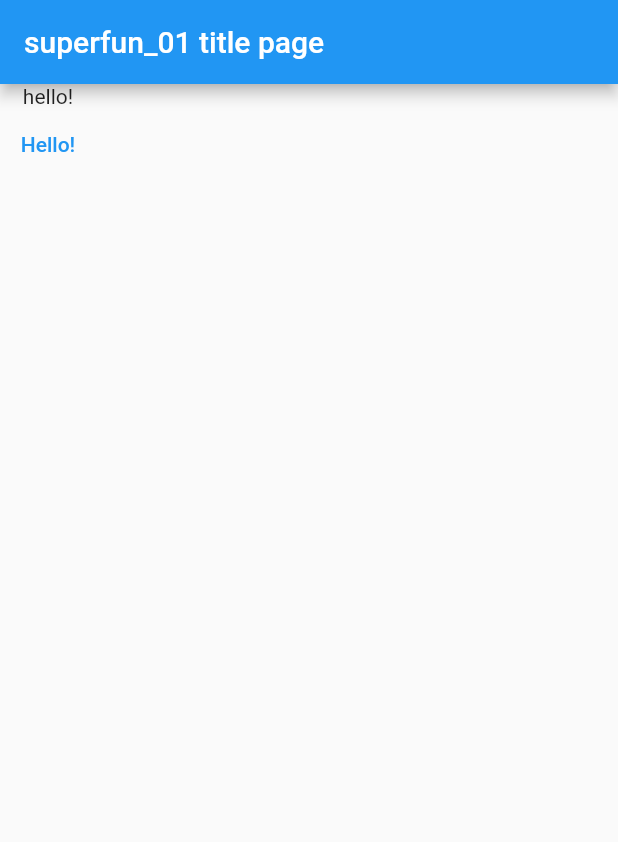
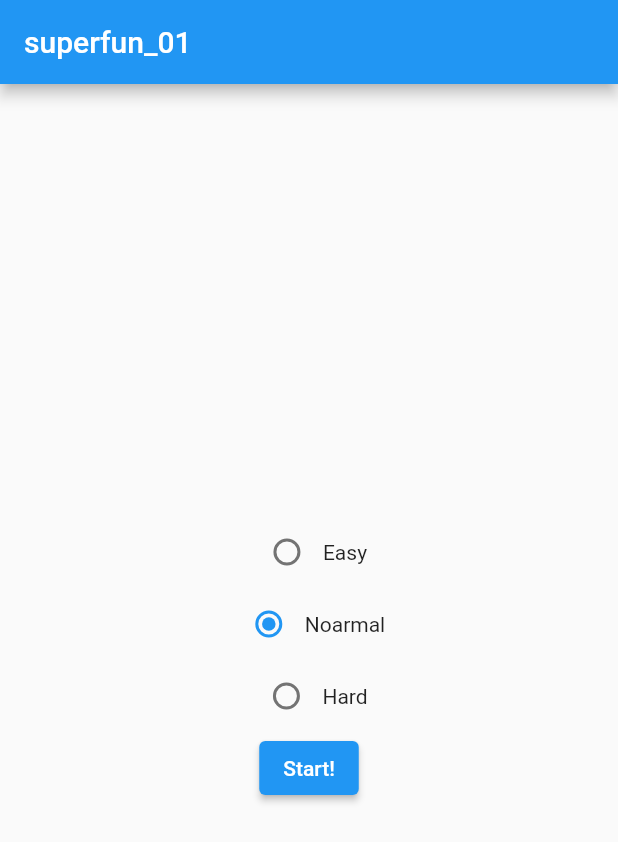
Before and after one commit to alexszeliga/cross-math, a Flutter app: the screen it shows after launch, on a phone screen of 412 x 824 dp. Shown: the top 842 px of the screen. Run offline on Flutter 3.47's test engine with Material 2 defaults, Android fonts, the phone set to English and light mode, and no system bars.

Commit message:
main menu, difficulty, timer, debrand

```diff
--- a/lib/main.dart
+++ b/lib/main.dart
@@ -16,10 +16,22 @@ class MyApp extends StatelessWidget {
       theme: ThemeData(
         primarySwatch: Colors.blue,
       ),
-      routes: {
-        "/": (context) => const TitlePageView(),
-        "/board": (context) => const BoardView(),
-        // '/end' :
+      // routes: {
+      //   "/": (context) => const TitlePageView(),
+      //   "/board": (context) => const BoardView(),
+      //   // '/end' :
+      // },
+      initialRoute: '/',
+      onGenerateRoute: (settings) {
+        Map<String, dynamic>? args = settings.arguments as Map<String, dynamic>?;
+        Map<String, Widget Function(BuildContext)> _routes = {
+          '/': (context) => const TitlePageView(),
+          "/board": (context) => BoardView(
+                blanks: args?["blanks"],
+                boardSize: args?["boardSize"],
+              ),
+        };
+        return MaterialPageRoute(builder: _routes[settings.name]!);
       },
     );
   }
--- a/lib/models/game.dart
+++ b/lib/models/game.dart
@@ -3,9 +3,11 @@ import 'dart:math';
 import 'package:cross_math/models/tile.dart';
 
 class Game {
+  final int boardSize;
+  final int blanksPerRow;
+  Game([this.boardSize = 5, this.blanksPerRow = 2]);
   static const int dimensions = 2;
-  final int boardSize = 5;
-  final int blanksPerRow = 3;
+
   late int tileCount = pow(boardSize, Game.dimensions).toInt();
   static int rng() => Random().nextInt(9) + 1;
   List<int> blankIndexes() {
--- a/lib/views/game/title_page/title_page.dart
+++ b/lib/views/game/title_page/title_page.dart
@@ -8,21 +8,85 @@ class TitlePageView extends StatefulWidget {
   _TitlePageViewState createState() => _TitlePageViewState();
 }
 
-Widget _titlePage(BuildContext context) {
-  return Column(
-    children: [
-      const Text("hello!"),
-      TextButton(onPressed: () => Navigator.pushNamed(context, '/board'), child: const Text("Hello!"))
-    ],
-  );
-}
+class _TitlePageViewState extends State<TitlePageView> {
+  int difficultySettingInt = 2;
+  String difficultyName = "Normal";
 
-class _TitlePageViewState extends State<TitlePageView> {
+  Widget _difficultySelect() {
+    return Column(
+      children: [
+        Row(
+          mainAxisAlignment: MainAxisAlignment.center,
+          children: [
+            Radio(
+                value: 1,
+                groupValue: difficultySettingInt,
+                onChanged: (int? v) {
+                  setState(() {
+                    difficultyName = "Easy";
+                    difficultySettingInt = v!;
+                  });
+                }),
+            const Text("Easy")
+          ],
+        ),
+        Row(
+          mainAxisAlignment: MainAxisAlignment.center,
+          children: [
+            Radio(
+                value: 2,
+                groupValue: difficultySettingInt,
+                onChanged: (int? v) {
+                  setState(() {
+                    difficultyName = "Normal";
+                    difficultySettingInt = v!;
+                  });
+                }),
+            const Text("Noarmal")
+          ],
+        ),
+        Row(
+          mainAxisAlignment: MainAxisAlignment.center,
+          children: [
+            Radio(
+                value: 3,
+                groupValue: difficultySettingInt,
+                onChanged: (int? v) {
+                  setState(() {
+                    difficultyName = "Hard";
+                    difficultySettingInt = v!;
+                  });
+                }),
+            const Text("Hard")
+          ],
+        )
+      ],
+    );
+  }
+
+  Widget _titlePage() {
+    return Column(
+      mainAxisAlignment: MainAxisAlignment.center,
+      children: [
+        _difficultySelect(),
+        ElevatedButton(
+            onPressed: () => Navigator.pushNamed(
+                  context,
+                  '/board',
+                  arguments: {
+                    "boardSize": 5,
+                    "blanks": difficultySettingInt,
+                  },
+                ),
+            child: const Text("Start!"))
+      ],
+    );
+  }
+
   @override
   Widget build(BuildContext context) {
     return GameScaffold(
-      title: "superfun_01 title page",
-      body: _titlePage(context),
+      body: _titlePage(),
     );
   }
 }
```
Also changed, not shown: lib/views/game/board/board.dart (+29 -4 lines).
